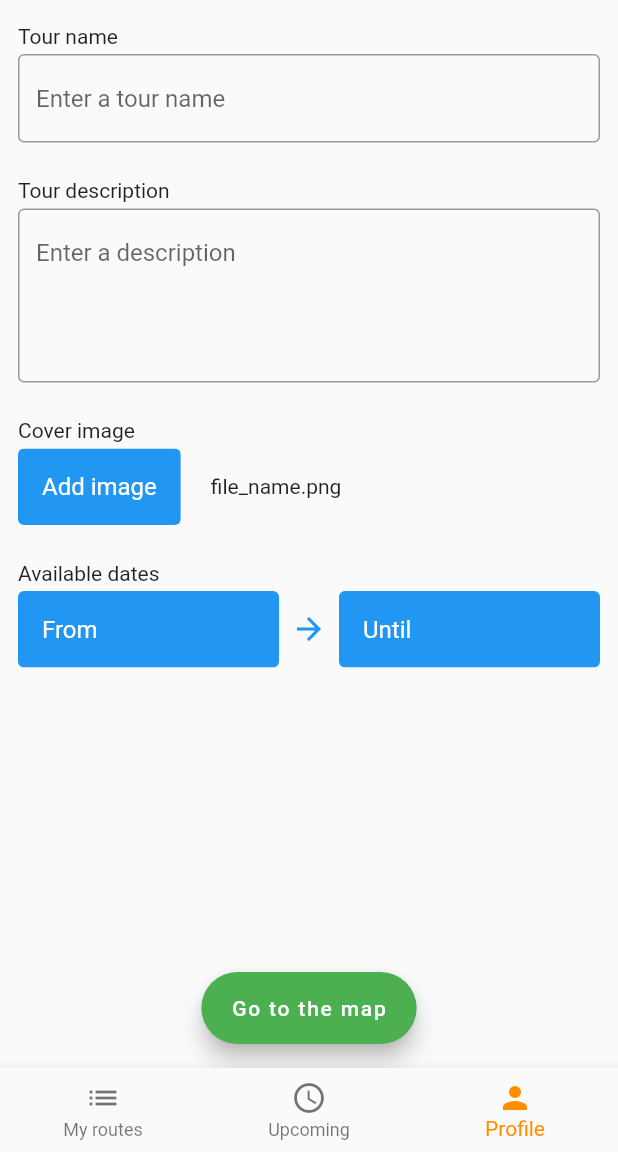
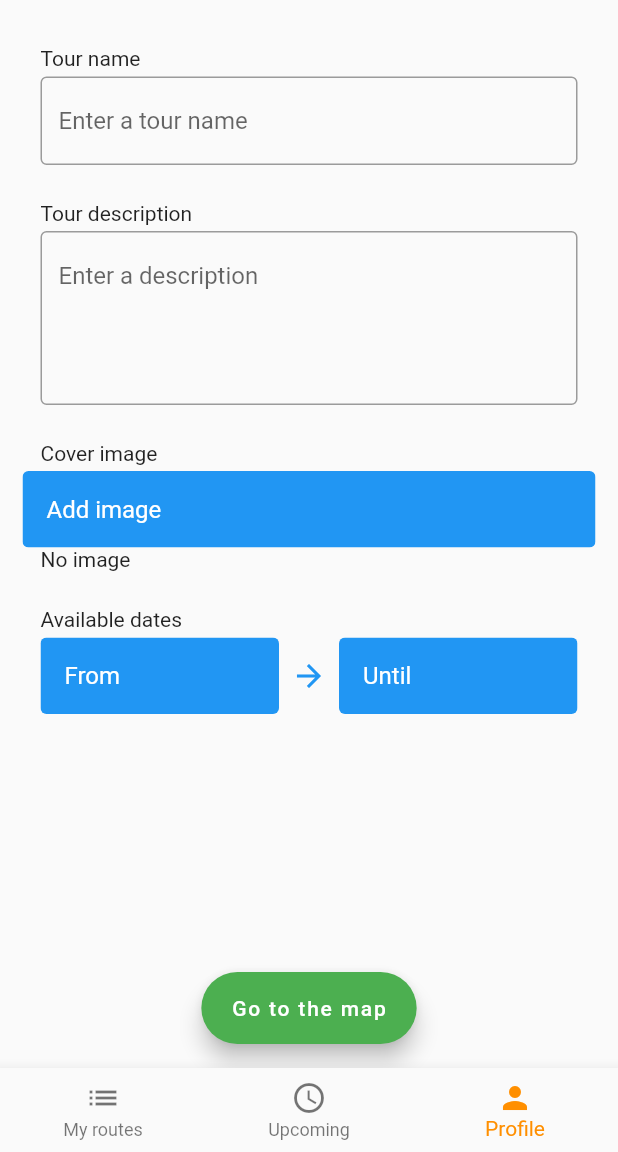
Before and after one commit to nurSaadat/RemoteGuide, a Flutter app: the screen it shows once a user with an empty profile is signed in, item 3 of the bottom bar chosen, on a phone screen of 412 x 824 dp, the part 84-1236 px from its top. Run offline on Flutter 3.47's test engine with Material 2 defaults, Android fonts, the phone set to English and light mode, and no system bars; our stand-ins replace cloud_firestore, firebase_auth, firebase_core, firebase_database, flutter_spinkit, image_picker; accounts and stored records are empty.

Commit message:
add(crud): image display on upload. Scrollable tour creation form

```diff
--- a/lib/pages/home/create_route.dart
+++ b/lib/pages/home/create_route.dart
@@ -18,7 +18,7 @@ class _CreateRouteState extends State<CreateRoute> {
   DateTimeRange? dateRange;
   String name = "";
   String description = "";
-  late File image;
+  var image;
   bool loading = false;
 
   String getFrom() {
@@ -44,7 +44,7 @@ class _CreateRouteState extends State<CreateRoute> {
       maxHeight: 1800,
     );
     if (pickedFile != null) {
-      image = File(pickedFile.path);
+      setState(() => image = File(pickedFile.path));
     }
   }
 
@@ -53,8 +53,9 @@ class _CreateRouteState extends State<CreateRoute> {
     return Scaffold(
       body: Form(
         key: _formKey,
-        child: Column (
-          crossAxisAlignment: CrossAxisAlignment.start,
+        child: ListView(
+          shrinkWrap: true,
+          padding: EdgeInsets.all(15.0),
           children: <Widget>[
             const Padding(
               padding: EdgeInsets.fromLTRB(12,16,12,4),
@@ -96,23 +97,19 @@ class _CreateRouteState extends State<CreateRoute> {
               padding: EdgeInsets.fromLTRB(12,16,12,4),
               child: Text('Cover image'),
             ),
+            FilledTextButton(
+                text: 'Add image',
+                onClicked: () {
+                  _getFromGallery();
+                }
+            ),
             Padding(
               padding: const EdgeInsets.fromLTRB(12,0,12,8),
-              child: Row(
-                children: [
-                  FilledTextButton(
-                      text: 'Add image',
-                      onClicked: () {
-                        _getFromGallery();
-                      }
-                  ),
-                  const Padding(
-                    padding: EdgeInsets.only(
-                        left: 20
-                    ),
-                    child: Text ('file_name.png'),
-                  ),
-                ],
+              child: image == null ? const Text("No image") : Image.file(
+                image,
+                fit: BoxFit.fitHeight,
+                height: 400,
+                width: 250,
               ),
             ),
             const Padding(
```
